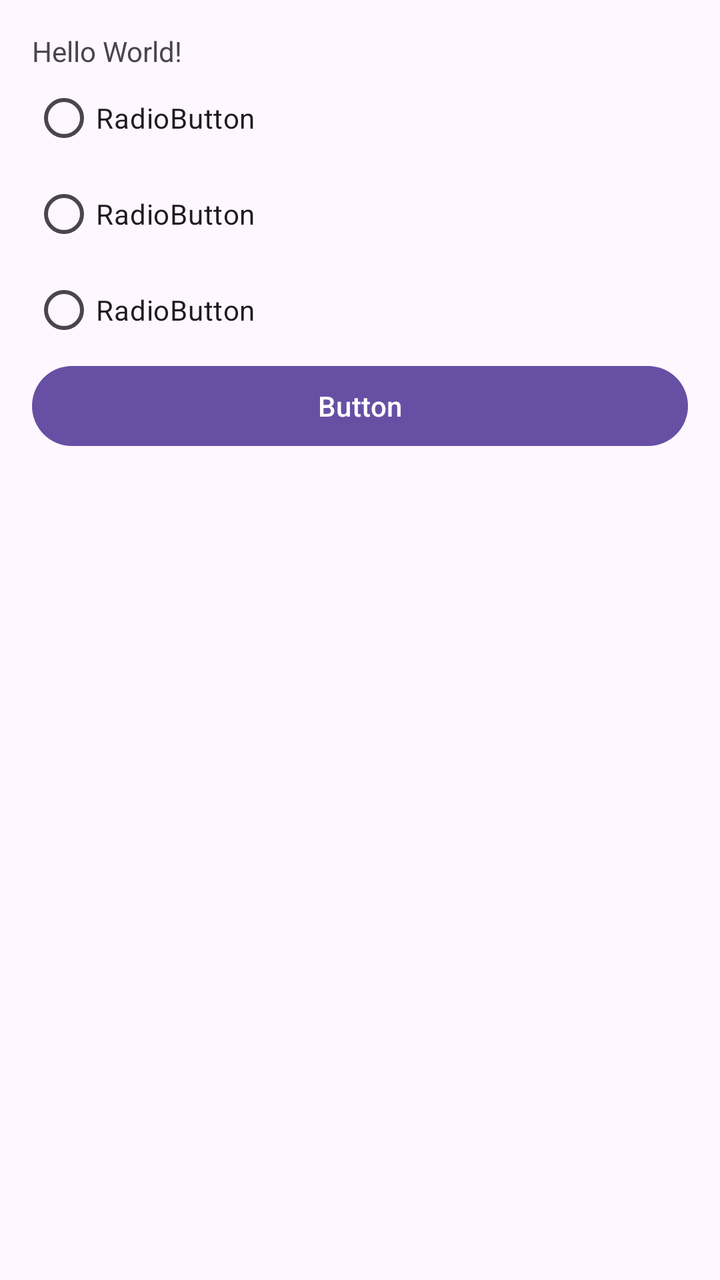
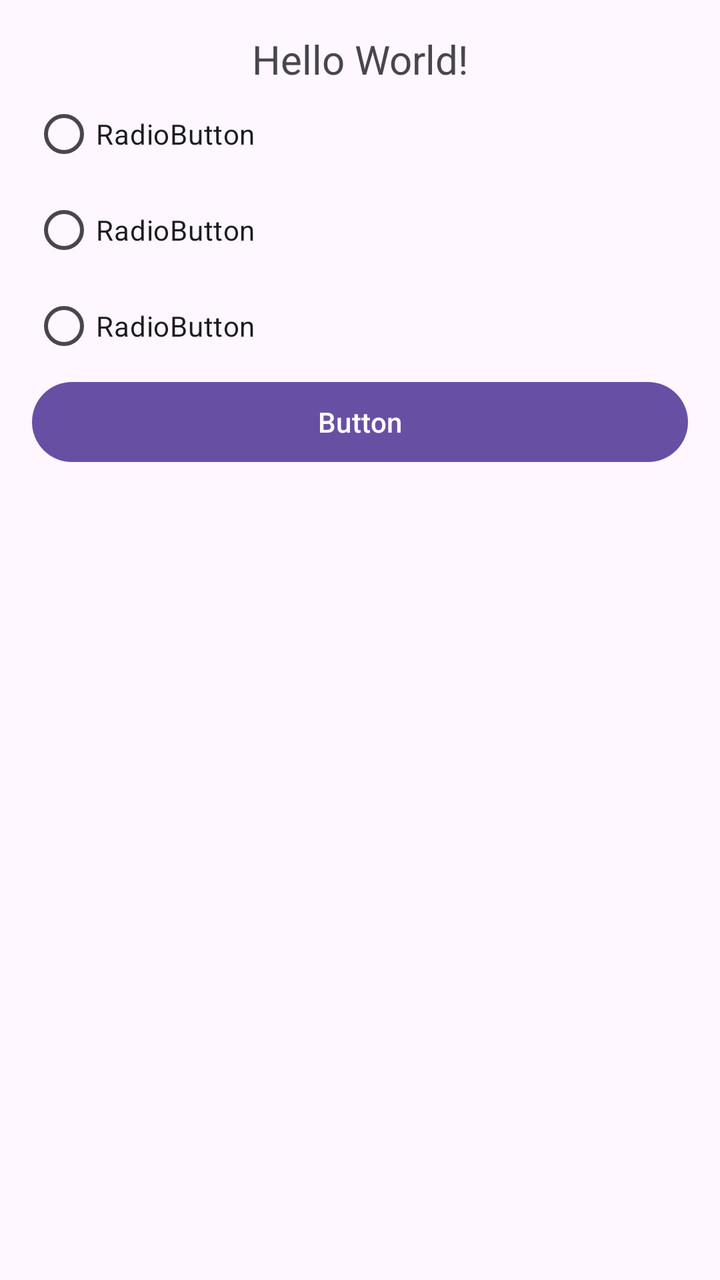

An Android layout rendered at two revisions. The XML below is the earlier revision; the diff shows what the commit changed to produce the second picture.
<!-- AndroidManifest.xml: application theme Theme.RetrofitPytania -->
<!-- res/layout/activity_main.xml -->
<?xml version="1.0" encoding="utf-8"?>
<LinearLayout xmlns:android="http://schemas.android.com/apk/res/android"
    xmlns:app="http://schemas.android.com/apk/res-auto"
    xmlns:tools="http://schemas.android.com/tools"
    android:id="@+id/main"
    android:layout_width="match_parent"
    android:layout_height="match_parent"
    android:orientation="vertical"
    android:padding="16dp"
    tools:context=".MainActivity">

    <TextView
        android:id="@+id/tresc"
        android:layout_width="wrap_content"
        android:layout_height="wrap_content"
        android:text="Hello World!" />

    <RadioGroup
        android:id="@+id/radiogrup"
        android:layout_width="match_parent"
        android:layout_height="wrap_content" >

        <RadioButton
            android:id="@+id/radioButton1"
            android:layout_width="match_parent"
            android:layout_height="wrap_content"
            android:text="RadioButton" />

        <RadioButton
            android:id="@+id/radioButton2"
            android:layout_width="match_parent"
            android:layout_height="wrap_content"
            android:text="RadioButton" />

        <RadioButton
            android:id="@+id/radioButton3"
            android:layout_width="match_parent"
            android:layout_height="wrap_content"
            android:text="RadioButton" />
    </RadioGroup>

    <Button
        android:id="@+id/button"
        android:layout_width="match_parent"
        android:layout_height="wrap_content"
        android:text="Button" />

</LinearLayout>
<!-- resources referenced by this layout -->
<resources>
  <style name="Theme.RetrofitPytania" parent="Base.Theme.RetrofitPytania" />
  <style name="Base.Theme.RetrofitPytania" parent="Theme.Material3.DayNight.NoActionBar">
          
          
      </style>
</resources>

<!-- the commit's change to res/layout/activity_main.xml (unified diff, before → after) -->
@@ -11,8 +11,10 @@
 
     <TextView
         android:id="@+id/tresc"
-        android:layout_width="wrap_content"
+        android:layout_width="match_parent"
         android:layout_height="wrap_content"
+        android:textAlignment="center"
+        android:textSize="20sp"
         android:text="Hello World!" />
 
     <RadioGroup
